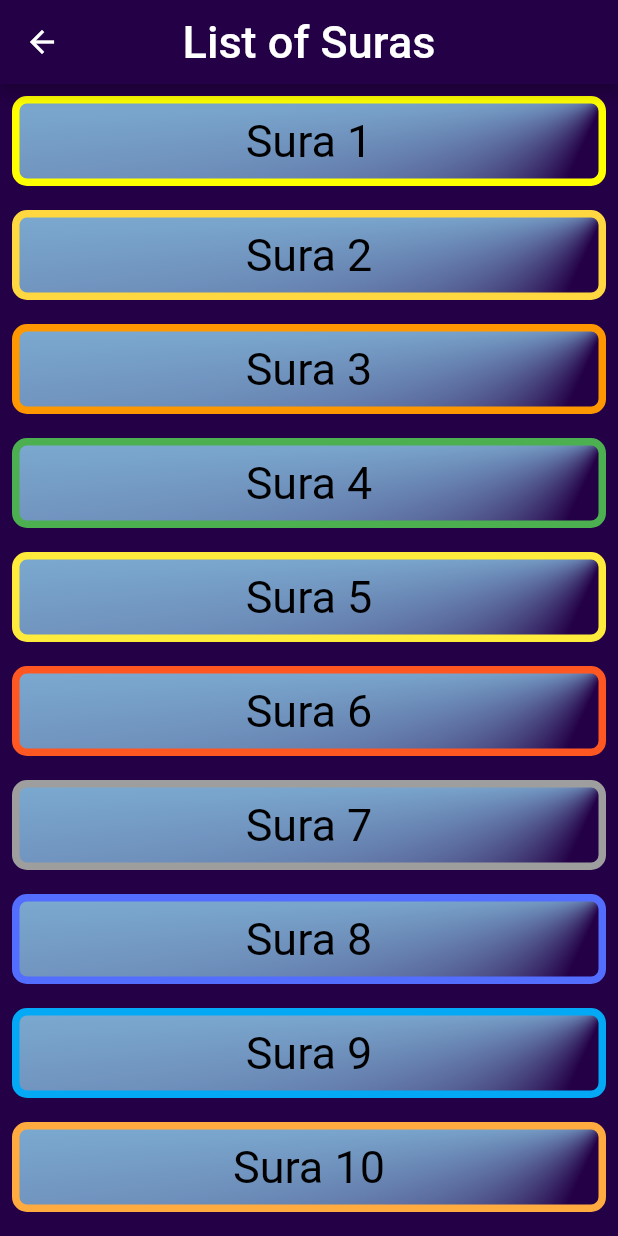
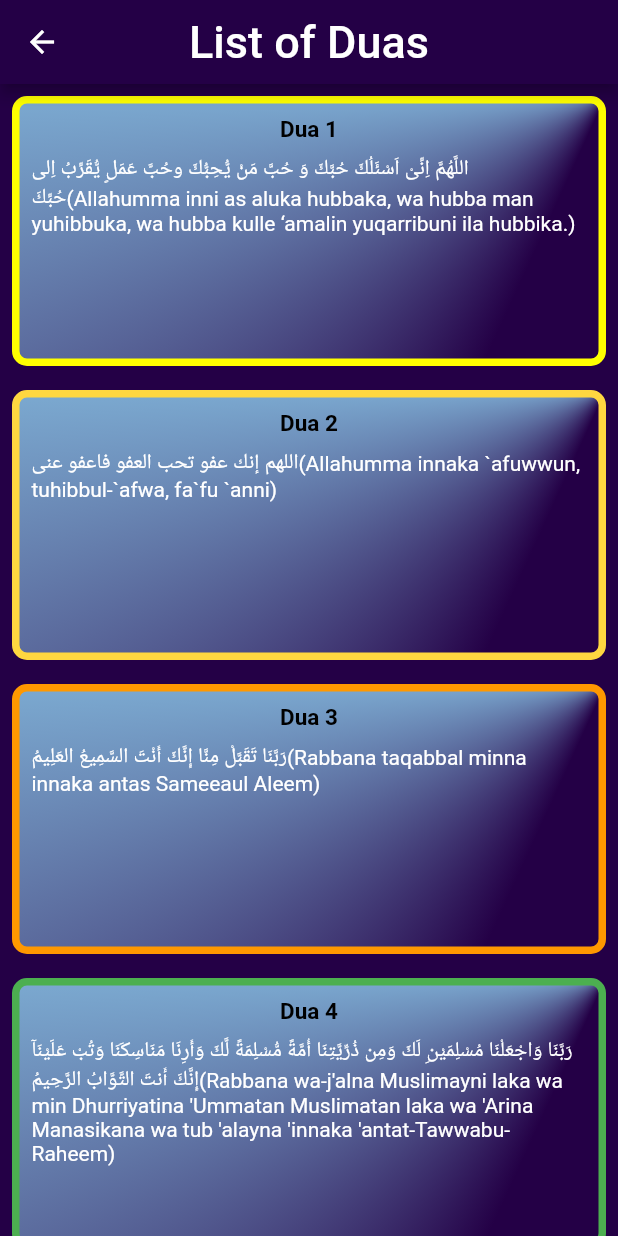
Before and after one commit to CPAD-Gazipur/Counter, a Flutter app: the SuraListView screen opened by its route, on a phone screen of 412 x 824 dp. Run offline on Flutter 3.47's test engine with Material 2 defaults, Android fonts, the light colour scheme and no system bars; our stand-ins replace animated_flip_counter, get.

Commit message:
UI Updated by Yeaseen Ahmed

```diff
--- a/lib/app/modules/home/controllers/home_controller.dart
+++ b/lib/app/modules/home/controllers/home_controller.dart
@@ -32,4 +32,26 @@ class HomeController extends GetxController {
     Colors.redAccent,
     Colors.orangeAccent,
   ];
+  static const List<String> suras = [
+    "اَللَّهُمَّ إِنِّي أَسْأَلُكَ عِلْمًا نَافِعًا , وَ رِزْقًا طَيَّبًا , وَ عَمَلاً مُتَقَبَّلاً (Allahumma inni as’aluka ‘Ilman naafi’an, wa rizqan tayyiban, wa ‘amalan mutaqabbalan)",
+    "اللَّهُمَّ اِنِّىْ اَسْئَلُكَ حُبَّكَ وَ حُبَّ مَنْ يُّحِبُّكَ وحُبَّ عَمَلٍ يُّقَرِّبُ اِلى حُبِّكَ(Allahumma inni as aluka hubbaka, wa hubba man yuhibbuka, wa hubba kulle ‘amalin yuqarribuni ila hubbika.)",
+    "اللهم إنك عفو تحب العفو فاعفو عنى(Allahumma innaka `afuwwun, tuhibbul-`afwa, fa`fu `anni)",
+    "رَبَّنَا تَقَبَّلْ مِنَّا إِنَّكَ أَنْتَ السَّمِيعُ العَلِيمُ(Rabbana taqabbal minna innaka antas Sameeaul Aleem)",
+    "رَبَّنَا وَاجْعَلْنَا مُسْلِمَيْنِ لَكَ وَمِن ذُرِّيَّتِنَا أُمَّةً مُّسْلِمَةً لَّكَ وَأَرِنَا مَنَاسِكَنَا وَتُبْ عَلَيْنَآ إِنَّكَ أَنتَ التَّوَّابُ الرَّحِيمُ(Rabbana wa-j'alna Muslimayni laka wa min Dhurriyatina 'Ummatan Muslimatan laka wa 'Arina Manasikana wa tub 'alayna 'innaka 'antat-Tawwabu-Raheem)",
+    "رَبَّنَآ اٰتِنَا فِي الدُّنْيَا حَسَنَةً وَّفِي الْاٰخِرَةِ حَسَـنَةً وَّقِنَا عَذَابَ النَّارِ(Rabbanaaa Aatinaa Fiddunyaa H’asanata Wa Fil Aakhirati H’asanata Wa Qinaa A’d’aaban Naar)",
+    "رَبَّنَا أَفْرِغْ عَلَيْنَا صَبْراً وَثَبِّتْ أَقْدَامَنَا وَانصُرْنَا عَلَى القَوْمِ الكَافِرِينَ(Rabbana afrigh 'alayna sabran wa thabbit aqdamana wansurna 'alal-qawmil-kafirin)",
+    "رَبَّنَا لَا تُؤَاخِذْنَآ اِنْ نَّسِيْنَآ اَوْ اَخْطَاْنَا ۚ رَبَّنَا وَلَا تَحْمِلْ عَلَيْنَآ اِصْرًا كَمَا حَمَلْتَهٗ عَلَي الَّذِيْنَ مِنْ قَبْلِنَا ۚ رَبَّنَا وَلَا تُحَمِّلْنَا مَا لَا طَاقَةَ لَنَا بِهٖ ۚ وَاعْفُ عَنَّا ۪ وَاغْفِرْ لَنَا ۪ وَارْحَمْنَا ۪ اَنْتَ مَوْلٰىنَا فَانْــصُرْنَا عَلَي الْقَوْمِ الْكٰفِرِيْنَ(Rabbanaa Laa Too-Akhid’naaa In-Naseenaa Aw Akht’aanaa Rabbanaa wa Laa Tah’mil A’laynaaa Is’ran Kamaa Ha’maltahoo A’lal Lad’eena min Qablinaa Rabbanaa wa Laa Tuh’ammilnaa Maa Laa T’aaqata Lanaa Bih Wa’-Fu A’nnaa Waghfirlanaa Warh’amnaa Anta Mawlaanaa Fans’urnaa A’lal Qawmil Kaafireen)",
+    "رَبَّنَا لَا تُزِغْ قُلُوْبَنَا بَعْدَ اِذْ ھَدَيْتَنَا وَھَبْ لَنَا مِنْ لَّدُنْكَ رَحْمَةً ۚ اِنَّكَ اَنْتَ الْوَھَّابُ(Rabbanaa Laa Tuzigh Quloobanaa Ba’-Da Id’hadaytanaa Wa Hab Lanaa Mil Ladunka Rah’mah Innaka Antal Wahaab)",
+    "رَبَّنَا إِنَّكَ جَامِعُ النَّاسِ لِيَوْمٍ لاَّ رَيْبَ فِيهِ إِنَّ اللّهَ لاَ يُخْلِفُ الْمِيعَادَ(Rabbana innaka jami'unnasi li-Yawmil la rayba fi innAllaha la yukhliful mi'aad)",
+    "رَبَّنَآ اِنَّنَآ اٰمَنَّا فَاغْفِرْ لَنَا ذُنُوْبَنَا وَقِنَا عَذَابَ النَّارِ(Rabbana innana amanna faghfir lana dhunuubana wa qinna 'adhaban-Naar)",
+    "رَبَّنَا آمَنَّا بِمَا أَنزَلَتْ وَاتَّبَعْنَا الرَّسُولَ فَاكْتُبْنَا مَعَ الشَّاهِدِينَِ(Rabbana amanna bima anzalta wattaba 'nar-Rusula fak-tubna ma'ash-Shahideen)",
+    "رَبَّنَا اغْفِرْ لَنَا ذُنُوْبَنَا وَ اِسْرَافَنَا فِيْٓ اَمْرِنَا وَثَبِّتْ اَقْدَامَنَا وَانْصُرْنَا عَلَي الْقَوْمِ الْكٰفِرِيْنَ(Rabbanaghfir lanaa d’unoobanaa wa israafanaa fee amrinaa wa thabbit aqdaamanaa wan s’urnaa a’lal qawmil kaafireen)",
+    "رَبَّنَا آمَنَّا فَاكْتُبْنَا مَعَ الشَّاهِدِينَ(Rabbana aamana faktubna ma' ash-shahideen)",
+    "رَبَّنَا أَنزِلْ عَلَيْنَا مَآئِدَةً مِّنَ السَّمَاء تَكُونُ لَنَا عِيداً لِّأَوَّلِنَا وَآخِرِنَا وَآيَةً مِّنكَ وَارْزُقْنَا وَأَنتَ خَيْرُ الرَّازِقِينَ(Rabbana anzil 'alayna ma'idatam minas-Samai tuknu lana 'idal li-awwa-lina wa aakhirna wa ayatam-minka war-zuqna wa anta Khayrul-Raziqeen)",
+    "رَبَّنَا ظَلَمْنَا أَنفُسَنَا وَإِن لَّمْ تَغْفِرْ لَنَا وَتَرْحَمْنَا لَنَكُونَنَّ مِنَ الْخَاسِرِينَ(Rabbana zalamna anfusina wa il lam taghfir lana wa tarhamna lana kunan minal-khasireen)",
+    "رَبَّنَا لاَ تَجْعَلْنَا مَعَ الْقَوْمِ الظَّالِمِينَ(Rabbanaa Laa Taj-a’lnaa Ma – A’l Qawmiz’ Z’aalimeen)",
+    "رَبَّنَا افْتَحْ بَيْنَنَا وَبَيْنَ قَوْمِنَا بِالْحَقِّ وَأَنتَ خَيْرُ الْفَاتِحِينَ(Rabbanaf-tah baynana wa bayna qawmina bil haqqi wa anta Khayrul Fatiheen)",
+    "رَبَّنَا أَفْرِغْ عَلَيْنَا صَبْرًا وَتَوَفَّنَا مُسْلِمِينَ(Rabbana afrigh 'alayna sabraw wa tawaffana Muslimeen)",
+    "رَبِّ اجْعَلْنِيْ مُقِيْمَ الصَّلٰوةِ وَمِنْ ذُرِّيَّتِيْ رَبَّنَا وَتَقَبَّلْ دُعَاۗءِ(Rabbij-A’lnee Muqeemas’ S’alaati Wa Min D’urrriyyatee Rabbanaa Wa Taqabbal Du-A’aa)",
+  ];
 }
--- a/lib/app/modules/home/views/sura_list_view.dart
+++ b/lib/app/modules/home/views/sura_list_view.dart
@@ -11,7 +11,7 @@ class SuraListView extends GetView {
       backgroundColor: Color(0xff240046),
       appBar: AppBar(
         title: Text(
-          'List of Suras',
+          'List of Duas',
           style: TextStyle(
             color: Colors.white,
             fontSize: 30,
@@ -30,14 +30,33 @@ class SuraListView extends GetView {
                   onTap: () {
                     Get.toNamed(Routes.HOME, arguments: i);
                   },
+                  child: SingleChildScrollView(
                     child: Container(
-                    height: 60,
+                      height: 180,
                       child: Center(
-                      child: Text(
-                        'Sura $i',
+                        child: Padding(
+                          padding: const EdgeInsets.all(8.0),
+                          child: Column(
+                            children: [
+                              Text(
+                                'Dua $i',
                                 style: TextStyle(
                                   color: Colors.black,
-                          fontSize: 30,
+                                  fontWeight: FontWeight.bold,
+                                  fontSize: 15,
+                                ),
+                              ),
+                              SizedBox(
+                                height: 8,
+                              ),
+                              Text(
+                                HomeController.suras[i % 20],
+                                style: TextStyle(
+                                  color: Colors.white,
+                                  // fontSize: 15,
+                                ),
+                              ),
+                            ],
                           ),
                         ),
                       ),
@@ -61,6 +80,7 @@ class SuraListView extends GetView {
                       ),
                     ),
                   ),
+                ),
               )
           ],
         ),
```
Lines whose indentation alone changed are shown as unchanged.
